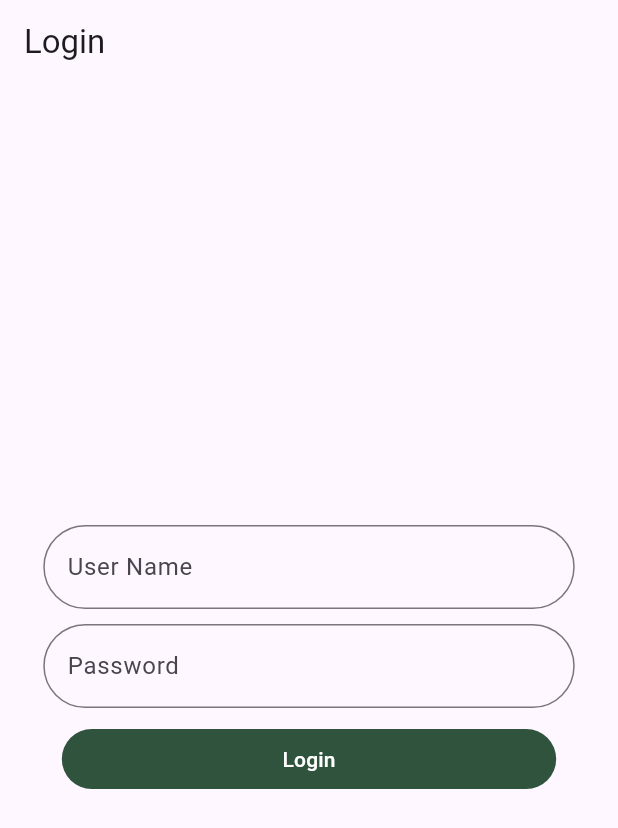
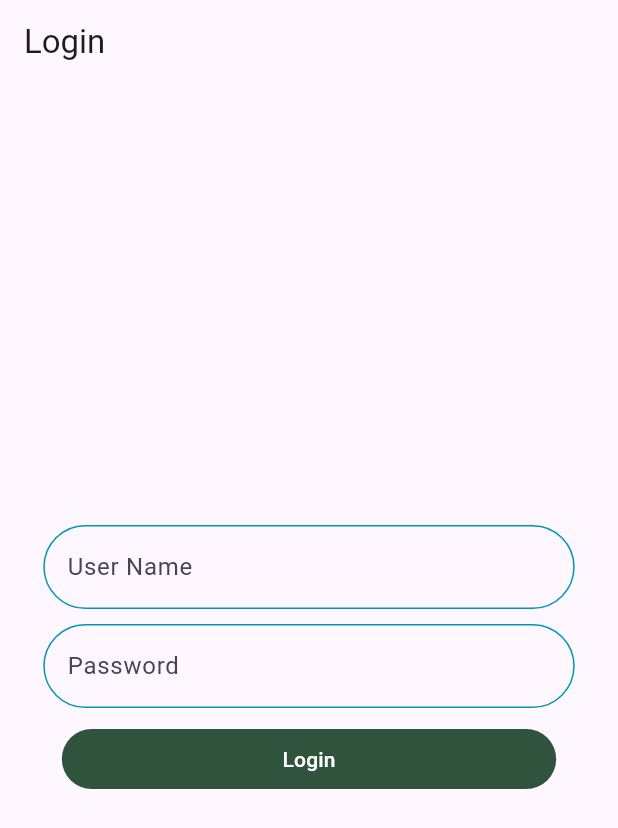
Before and after one commit to Ahmad-Waseem/ArenaGo, a Flutter app: the screen it shows after launch, on a phone screen of 412 x 824 dp. Shown: the top 828 px of the screen. Run offline on Flutter 3.47's test engine with Material 3 defaults, Android fonts, the light colour scheme and no system bars.

Commit message:
Color changes in Login
Nothing much

```diff
--- a/lib/views/login_view.dart
+++ b/lib/views/login_view.dart
@@ -50,8 +50,17 @@ class LoginFormField extends StatelessWidget
         padding: EdgeInsets.symmetric(horizontal: HorizontalpaddingSize),
         child: TextFormField(
           decoration: InputDecoration(
-            border: OutlineInputBorder(
+            enabledBorder: OutlineInputBorder(
               borderRadius: BorderRadius.circular(40.0),
+              borderSide: const BorderSide(
+               color:  Color.fromRGBO(0, 151, 178, 1), // Custom outline color
+              ),
+            ),
+            focusedBorder: OutlineInputBorder(
+              borderRadius: BorderRadius.circular(40.0),
+              borderSide: const BorderSide(
+               color:  Color.fromRGBO(0, 151, 178, 1), // Custom outline color
+              ),
             ),
             labelText: 'User Name',
             hintText: 'Enter valid Gmail or Phone Number',
@@ -64,11 +73,21 @@ class LoginFormField extends StatelessWidget
         child: TextFormField(
           obscureText: true,
           decoration: InputDecoration(
-            border: OutlineInputBorder(
+            enabledBorder: OutlineInputBorder(
               borderRadius: BorderRadius.circular(40.0),
+              borderSide: const BorderSide(
+               color:  Color.fromRGBO(0, 151, 178, 1), // Custom outline color
+              ),
+            ),
+            focusedBorder: OutlineInputBorder(
+              borderRadius: BorderRadius.circular(40.0),
+              borderSide: const BorderSide(
+               color:  Color.fromRGBO(0, 151, 178, 1), // Custom outline color
+              ),
             ),
             labelText: 'Password',
             hintText: 'Enter your Password',
+            //fillColor: Color.fromRGBO(0, 151, 178, 1)
           ),
         ),
       ),
```
